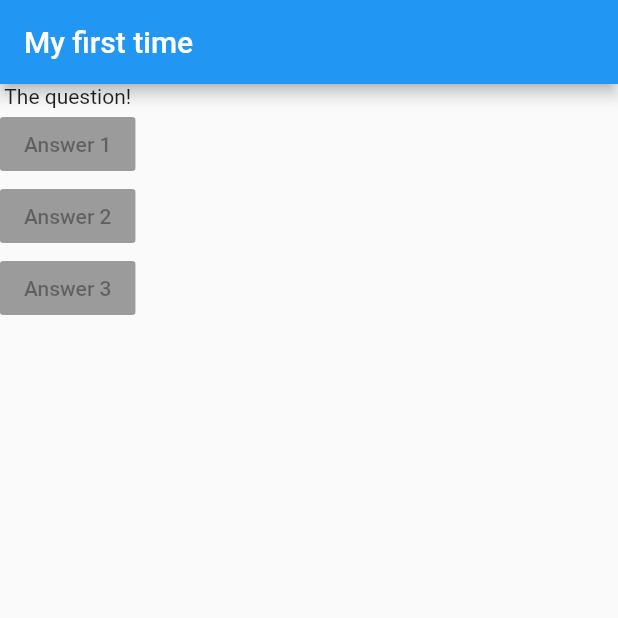
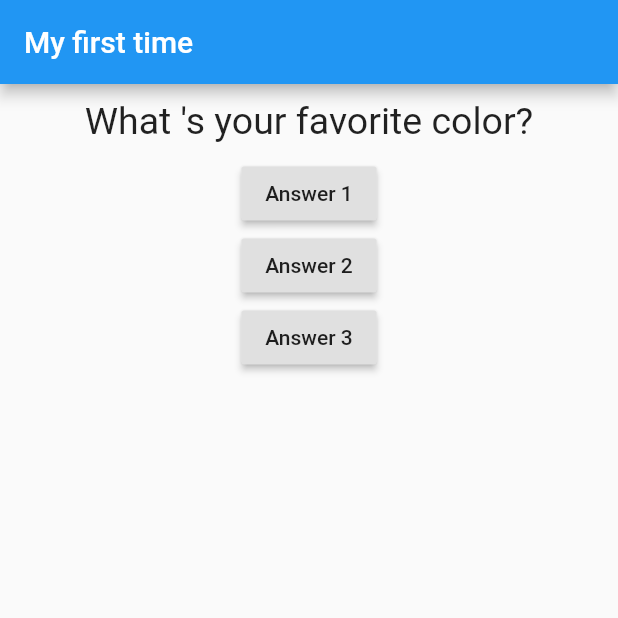
Before and after one commit to ndtam273/flutter_begin, a Flutter app: the screen it shows after launch, on a phone screen of 412 x 824 dp, the top half of it. Run offline on Flutter 3.47's test engine with Material 2 defaults, Android fonts, the phone set to English and light mode, and no system bars.

```diff
--- a/lib/main.dart
+++ b/lib/main.dart
@@ -1,10 +1,27 @@
 import 'package:flutter/material.dart';
+import './question.dart';
 
 void main() {
   runApp(MyApp());
 }
 
-class MyApp extends StatelessWidget {
+class MyApp extends StatefulWidget {
+  @override
+  State<StatefulWidget> createState() {
+    // TODO: implement createState
+    return MyAppState();
+  }
+}
+
+class MyAppState extends State<MyApp> {
+  int  _questionIndex = 0;
+  void answerQuestion() {
+    setState(() {
+      _questionIndex += 1;
+    });
+    print(_questionIndex);
+  }
+
   @override
   Widget build(BuildContext context) {
     var questions = [
@@ -18,12 +35,23 @@ class MyApp extends StatelessWidget {
           ),
           body: Column(
             children: [
-            Text('The question!'),
-            RaisedButton(child: Text('Answer 1'), onPressed: null,),
-            RaisedButton(child: Text('Answer 2'), onPressed: null,),
-            RaisedButton(child: Text('Answer 3'), onPressed: null,),
-          ],)
+              Question(
+                questions[_questionIndex],
               ),
+              RaisedButton(
+                child: Text('Answer 1'),
+                onPressed: answerQuestion,
+              ),
+              RaisedButton(
+                child: Text('Answer 2'),
+                onPressed: () => print('choose answer2'),
+              ),
+              RaisedButton(
+                child: Text('Answer 3'),
+                onPressed: () => print('choose answer3'),
+              ),
+            ],
+          )),
     );
   }
 }
--- /dev/null
+++ b/lib/question.dart
@@ -0,0 +1,19 @@
+import 'package:flutter/material.dart';
+
+class Question extends StatelessWidget {
+  final String questiontext;
+
+  Question(this.questiontext);
+  @override
+  Widget build(BuildContext context) {
+    return Container(
+      width: double.infinity,
+      margin: EdgeInsets.all(10),
+      child: Text(
+      questiontext,
+      style: TextStyle(fontSize: 25),
+      textAlign: TextAlign.center,
+    ),
+    );
+  }
+}
```
Lines whose indentation alone changed are shown as unchanged.
